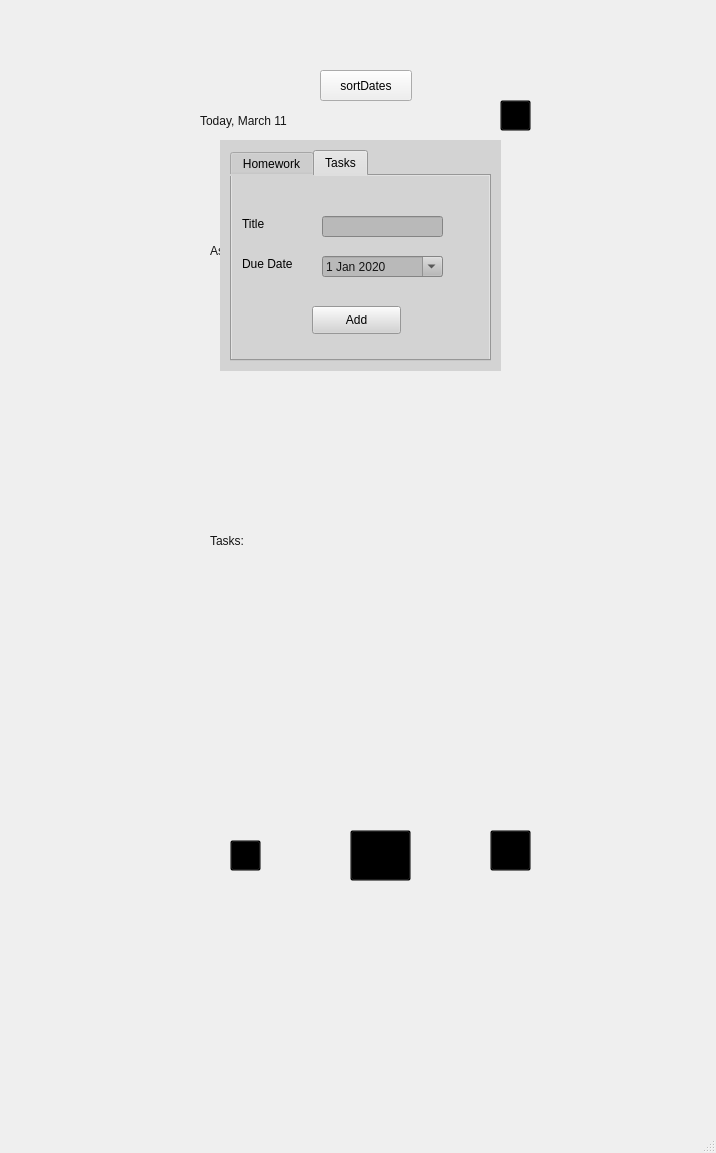
Qt form mainwindow.ui (blakefuller/TaskPlanner) before a commit.
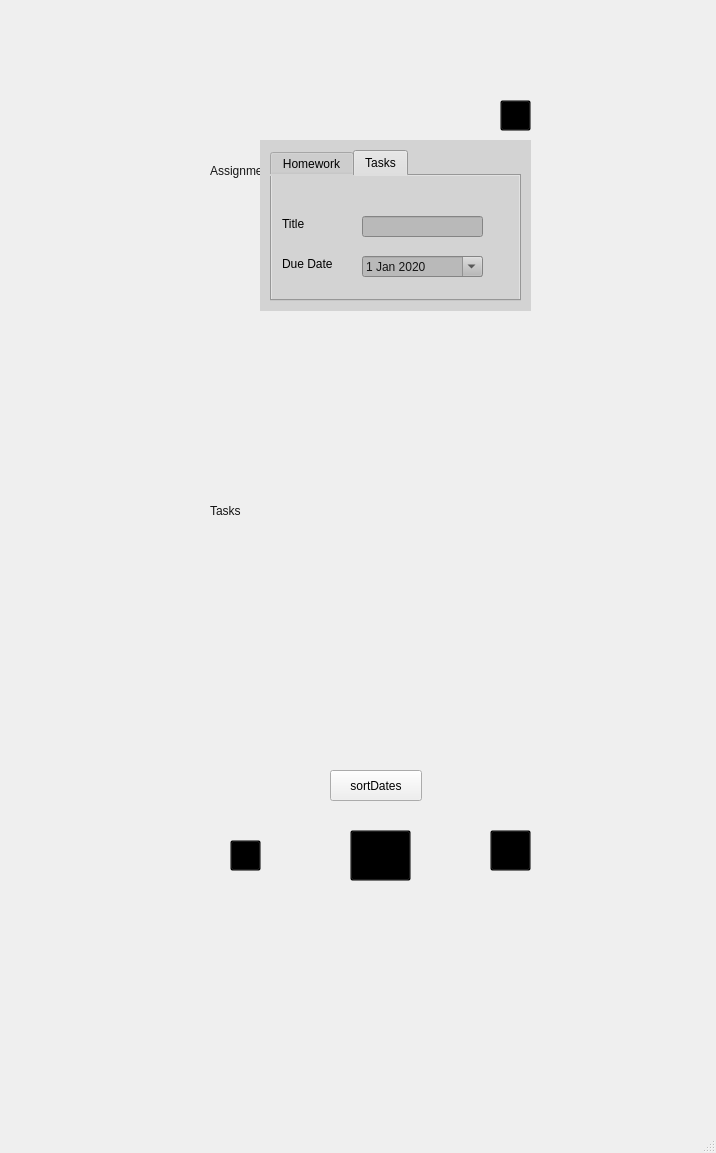
The same form after that commit. The open tabs and pages were chosen to show the change. Icons and pictures are not drawn.

Commit message: changed ui, font, colors, added some icons. More to add!

Diff of the .ui file:
```diff
--- a/mainwindow.ui
+++ b/mainwindow.ui
@@ -18,9 +18,9 @@
     <property name="geometry">
      <rect>
       <x>190</x>
-      <y>190</y>
-      <width>381</width>
-      <height>631</height>
+      <y>140</y>
+      <width>371</width>
+      <height>601</height>
      </rect>
     </property>
     <property name="styleSheet">
@@ -34,8 +34,8 @@
       <property name="geometry">
        <rect>
         <x>20</x>
-        <y>40</y>
-        <width>101</width>
+        <y>10</y>
+        <width>121</width>
         <height>41</height>
        </rect>
       </property>
@@ -43,14 +43,14 @@
        <string notr="true">color: rgb(21, 21, 21);</string>
       </property>
       <property name="text">
-       <string>Assignments:</string>
+       <string>Assignments</string>
       </property>
      </widget>
      <widget class="QLabel" name="taskslabel">
       <property name="geometry">
        <rect>
         <x>20</x>
-        <y>340</y>
+        <y>360</y>
         <width>51</width>
         <height>21</height>
        </rect>
@@ -59,16 +59,16 @@
        <string notr="true">color: rgb(21, 21, 21);</string>
       </property>
       <property name="text">
-       <string>Tasks:</string>
+       <string>Tasks</string>
       </property>
      </widget>
      <widget class="QWidget" name="verticalLayoutWidget">
       <property name="geometry">
        <rect>
         <x>20</x>
-        <y>80</y>
-        <width>341</width>
-        <height>251</height>
+        <y>60</y>
+        <width>331</width>
+        <height>281</height>
        </rect>
       </property>
       <layout class="QVBoxLayout" name="homeworkLayout">
@@ -84,9 +84,9 @@
       <property name="geometry">
        <rect>
         <x>20</x>
-        <y>370</y>
-        <width>341</width>
-        <height>251</height>
+        <y>390</y>
+        <width>331</width>
+        <height>201</height>
        </rect>
       </property>
       <layout class="QVBoxLayout" name="taskLayout">
@@ -95,6 +95,213 @@
        </property>
       </layout>
      </widget>
+     <widget class="QWidget" name="addWidget" native="true">
+      <property name="enabled">
+       <bool>true</bool>
+      </property>
+      <property name="geometry">
+       <rect>
+        <x>70</x>
+        <y>0</y>
+        <width>271</width>
+        <height>171</height>
+       </rect>
+      </property>
+      <property name="autoFillBackground">
+       <bool>false</bool>
+      </property>
+      <property name="styleSheet">
+       <string notr="true">background-color:lightgray;</string>
+      </property>
+      <widget class="QLabel" name="label_2">
+       <property name="geometry">
+        <rect>
+         <x>30</x>
+         <y>30</y>
+         <width>58</width>
+         <height>16</height>
+        </rect>
+       </property>
+       <property name="text">
+        <string>testink</string>
+       </property>
+      </widget>
+      <widget class="QTabWidget" name="tabWidget">
+       <property name="geometry">
+        <rect>
+         <x>10</x>
+         <y>10</y>
+         <width>251</width>
+         <height>151</height>
+        </rect>
+       </property>
+       <property name="currentIndex">
+        <number>1</number>
+       </property>
+       <widget class="QWidget" name="homeworkTab">
+        <attribute name="title">
+         <string>Homework</string>
+        </attribute>
+        <widget class="QLineEdit" name="homeworkTitle">
+         <property name="geometry">
+          <rect>
+           <x>90</x>
+           <y>40</y>
+           <width>121</width>
+           <height>21</height>
+          </rect>
+         </property>
+         <property name="styleSheet">
+          <string notr="true">background-color: rgb(185, 185, 185);</string>
+         </property>
+        </widget>
+        <widget class="QDateEdit" name="homeworkDate">
+         <property name="geometry">
+          <rect>
+           <x>90</x>
+           <y>80</y>
+           <width>121</width>
+           <height>21</height>
+          </rect>
+         </property>
+         <property name="styleSheet">
+          <string notr="true">background-color: rgb(185, 185, 185);
+color: rgb(21, 21, 21);</string>
+         </property>
+         <property name="calendarPopup">
+          <bool>true</bool>
+         </property>
+         <property name="date">
+          <date>
+           <year>2020</year>
+           <month>1</month>
+           <day>1</day>
+          </date>
+         </property>
+        </widget>
+        <widget class="QPushButton" name="homeworkAdd">
+         <property name="geometry">
+          <rect>
+           <x>80</x>
+           <y>130</y>
+           <width>89</width>
+           <height>28</height>
+          </rect>
+         </property>
+         <property name="text">
+          <string>Add</string>
+         </property>
+        </widget>
+        <widget class="QLabel" name="label_5">
+         <property name="geometry">
+          <rect>
+           <x>10</x>
+           <y>40</y>
+           <width>58</width>
+           <height>16</height>
+          </rect>
+         </property>
+         <property name="text">
+          <string>Title</string>
+         </property>
+        </widget>
+        <widget class="QLabel" name="label_6">
+         <property name="geometry">
+          <rect>
+           <x>10</x>
+           <y>80</y>
+           <width>58</width>
+           <height>16</height>
+          </rect>
+         </property>
+         <property name="text">
+          <string>Due Date</string>
+         </property>
+        </widget>
+       </widget>
+       <widget class="QWidget" name="taskTab">
+        <attribute name="title">
+         <string>Tasks</string>
+        </attribute>
+        <widget class="QLineEdit" name="taskTitle">
+         <property name="geometry">
+          <rect>
+           <x>90</x>
+           <y>40</y>
+           <width>121</width>
+           <height>21</height>
+          </rect>
+         </property>
+         <property name="styleSheet">
+          <string notr="true">background-color: rgb(185, 185, 185);</string>
+         </property>
+        </widget>
+        <widget class="QPushButton" name="taskAdd">
+         <property name="geometry">
+          <rect>
+           <x>80</x>
+           <y>130</y>
+           <width>89</width>
+           <height>28</height>
+          </rect>
+         </property>
+         <property name="text">
+          <string>Add</string>
+         </property>
+        </widget>
+        <widget class="QDateEdit" name="taskDate">
+         <property name="geometry">
+          <rect>
+           <x>90</x>
+           <y>80</y>
+           <width>121</width>
+           <height>21</height>
+          </rect>
+         </property>
+         <property name="styleSheet">
+          <string notr="true">background-color: rgb(185, 185, 185);
+color: rgb(21, 21, 21);</string>
+         </property>
+         <property name="calendarPopup">
+          <bool>true</bool>
+         </property>
+         <property name="date">
+          <date>
+           <year>2020</year>
+           <month>1</month>
+           <day>1</day>
+          </date>
+         </property>
+        </widget>
+        <widget class="QLabel" name="label_3">
+         <property name="geometry">
+          <rect>
+           <x>10</x>
+           <y>40</y>
+           <width>58</width>
+           <height>16</height>
+          </rect>
+         </property>
+         <property name="text">
+          <string>Title</string>
+         </property>
+        </widget>
+        <widget class="QLabel" name="label_4">
+         <property name="geometry">
+          <rect>
+           <x>10</x>
+           <y>80</y>
+           <width>58</width>
+           <height>16</height>
+          </rect>
+         </property>
+         <property name="text">
+          <string>Due Date</string>
+         </property>
+        </widget>
+       </widget>
+      </widget>
+     </widget>
     </widget>
     <widget class="QWidget" name="hwPage">
      <widget class="QWidget" name="verticalLayoutWidget_2">
@@ -194,9 +401,9 @@
    <widget class="QLabel" name="dateLabel">
     <property name="geometry">
      <rect>
-      <x>200</x>
+      <x>210</x>
       <y>100</y>
-      <width>181</width>
+      <width>251</width>
       <height>41</height>
      </rect>
     </property>
@@ -205,7 +412,7 @@
 font: 12pt &quot;MS Shell Dlg 2&quot;;</string>
     </property>
     <property name="text">
-     <string>Today, March 11</string>
+     <string/>
     </property>
    </widget>
    <widget class="QPushButton" name="addButton">
@@ -225,218 +432,11 @@
      <string/>
     </property>
    </widget>
-   <widget class="QWidget" name="addWidget" native="true">
-    <property name="enabled">
-     <bool>true</bool>
-    </property>
-    <property name="geometry">
-     <rect>
-      <x>220</x>
-      <y>140</y>
-      <width>281</width>
-      <height>231</height>
-     </rect>
-    </property>
-    <property name="autoFillBackground">
-     <bool>false</bool>
-    </property>
-    <property name="styleSheet">
-     <string notr="true">background-color:lightgray;</string>
-    </property>
-    <widget class="QLabel" name="label_2">
-     <property name="geometry">
-      <rect>
-       <x>30</x>
-       <y>30</y>
-       <width>58</width>
-       <height>16</height>
-      </rect>
-     </property>
-     <property name="text">
-      <string>testink</string>
-     </property>
-    </widget>
-    <widget class="QTabWidget" name="tabWidget">
-     <property name="geometry">
-      <rect>
-       <x>10</x>
-       <y>10</y>
-       <width>261</width>
-       <height>211</height>
-      </rect>
-     </property>
-     <property name="currentIndex">
-      <number>0</number>
-     </property>
-     <widget class="QWidget" name="homeworkTab">
-      <attribute name="title">
-       <string>Homework</string>
-      </attribute>
-      <widget class="QLineEdit" name="homeworkTitle">
-       <property name="geometry">
-        <rect>
-         <x>90</x>
-         <y>40</y>
-         <width>121</width>
-         <height>21</height>
-        </rect>
-       </property>
-       <property name="styleSheet">
-        <string notr="true">background-color: rgb(185, 185, 185);</string>
-       </property>
-      </widget>
-      <widget class="QDateEdit" name="homeworkDate">
-       <property name="geometry">
-        <rect>
-         <x>90</x>
-         <y>80</y>
-         <width>121</width>
-         <height>21</height>
-        </rect>
-       </property>
-       <property name="styleSheet">
-        <string notr="true">background-color: rgb(185, 185, 185);
-color: rgb(21, 21, 21);</string>
-       </property>
-       <property name="calendarPopup">
-        <bool>true</bool>
-       </property>
-       <property name="date">
-        <date>
-         <year>2020</year>
-         <month>1</month>
-         <day>1</day>
-        </date>
-       </property>
-      </widget>
-      <widget class="QPushButton" name="homeworkAdd">
-       <property name="geometry">
-        <rect>
-         <x>80</x>
-         <y>130</y>
-         <width>89</width>
-         <height>28</height>
-        </rect>
-       </property>
-       <property name="text">
-        <string>Add</string>
-       </property>
-      </widget>
-      <widget class="QLabel" name="label_5">
-       <property name="geometry">
-        <rect>
-         <x>10</x>
-         <y>40</y>
-         <width>58</width>
-         <height>16</height>
-        </rect>
-       </property>
-       <property name="text">
-        <string>Title</string>
-       </property>
-      </widget>
-      <widget class="QLabel" name="label_6">
-       <property name="geometry">
-        <rect>
-         <x>10</x>
-         <y>80</y>
-         <width>58</width>
-         <height>16</height>
-        </rect>
-       </property>
-       <property name="text">
-        <string>Due Date</string>
-       </property>
-      </widget>
-     </widget>
-     <widget class="QWidget" name="taskTab">
-      <attribute name="title">
-       <string>Tasks</string>
-      </attribute>
-      <widget class="QLineEdit" name="taskTitle">
-       <property name="geometry">
-        <rect>
-         <x>90</x>
-         <y>40</y>
-         <width>121</width>
-         <height>21</height>
-        </rect>
-       </property>
-       <property name="styleSheet">
-        <string notr="true">background-color: rgb(185, 185, 185);</string>
-       </property>
-      </widget>
-      <widget class="QPushButton" name="taskAdd">
-       <property name="geometry">
-        <rect>
-         <x>80</x>
-         <y>130</y>
-         <width>89</width>
-         <height>28</height>
-        </rect>
-       </property>
-       <property name="text">
-        <string>Add</string>
-       </property>
-      </widget>
-      <widget class="QDateEdit" name="taskDate">
-       <property name="geometry">
-        <rect>
-         <x>90</x>
-         <y>80</y>
-         <width>121</width>
-         <height>21</height>
-        </rect>
-       </property>
-       <property name="styleSheet">
-        <string notr="true">background-color: rgb(185, 185, 185);
-color: rgb(21, 21, 21);</string>
-       </property>
-       <property name="calendarPopup">
-        <bool>true</bool>
-       </property>
-       <property name="date">
-        <date>
-         <year>2020</year>
-         <month>1</month>
-         <day>1</day>
-        </date>
-       </property>
-      </widget>
-      <widget class="QLabel" name="label_3">
-       <property name="geometry">
-        <rect>
-         <x>10</x>
-         <y>40</y>
-         <width>58</width>
-         <height>16</height>
-        </rect>
-       </property>
-       <property name="text">
-        <string>Title</string>
-       </property>
-      </widget>
-      <widget class="QLabel" name="label_4">
-       <property name="geometry">
-        <rect>
-         <x>10</x>
-         <y>80</y>
-         <width>58</width>
-         <height>16</height>
-        </rect>
-       </property>
-       <property name="text">
-        <string>Due Date</string>
-       </property>
-      </widget>
-     </widget>
-    </widget>
-   </widget>
    <widget class="QPushButton" name="sortDates">
     <property name="geometry">
      <rect>
-      <x>320</x>
-      <y>70</y>
+      <x>330</x>
+      <y>770</y>
       <width>92</width>
       <height>31</height>
      </rect>
```
Left out of the diff: 53 changed lines with no effect on the pictures. The commit also changes 6 other files.
